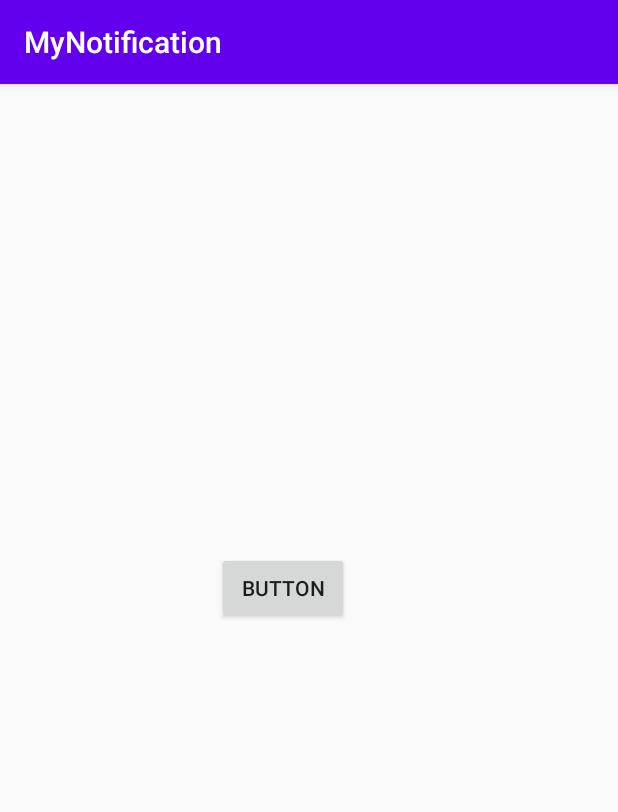
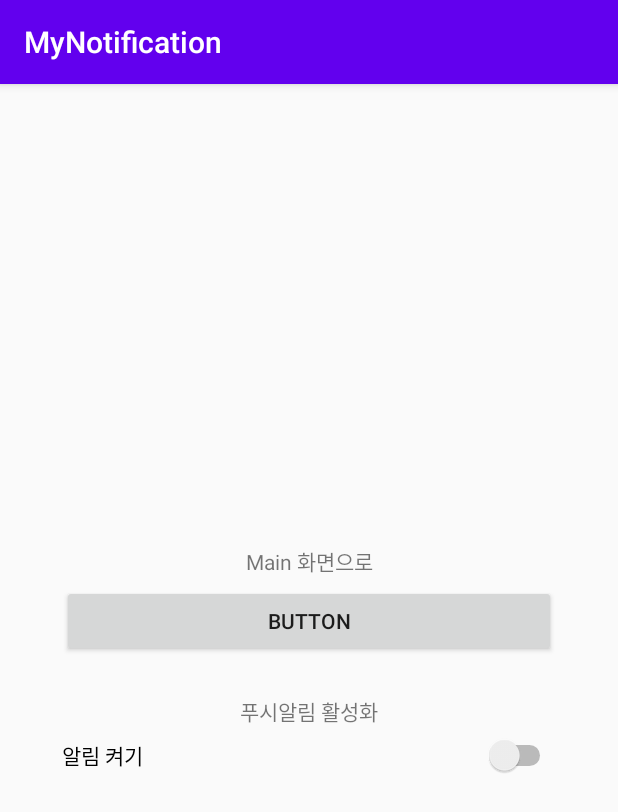
Before and after one commit to khygu0919/blogging-practice, an Android app: the SecondActivity screen opened directly, with no data from a screen before it, on a phone screen of 412 x 824 dp. Shown: the top 812 px of the screen. Run offline under Robolectric (Android 15) with nearby library versions, the light colour scheme and no system bars; 1 statement that could not run was skipped.

Commit message:
20201116 commit
오프라인 환경에서의 푸시알림 생성 및 백그라운드 동작 구현

```diff
--- a/MyNotification/app/build.gradle
+++ b/MyNotification/app/build.gradle
@@ -6,7 +6,7 @@ android {
 
     defaultConfig {
         applicationId "com.example.mynotification"
-        minSdkVersion 23
+        minSdkVersion 21
         targetSdkVersion 29
         versionCode 1
         versionName "1.0"
--- a/MyNotification/app/src/main/AndroidManifest.xml
+++ b/MyNotification/app/src/main/AndroidManifest.xml
@@ -7,13 +7,13 @@
 
     <application
         android:name=".InitApplication"
-        android:allowBackup="true"
+        android:allowBackup="false"
         android:icon="@mipmap/ic_launcher"
         android:label="@string/app_name"
         android:roundIcon="@mipmap/ic_launcher_round"
         android:supportsRtl="true"
         android:theme="@style/AppTheme">
-        <activity android:name=".SecondActivity"></activity>
+        <activity android:name=".SecondActivity" />
         <activity android:name=".MainActivity">
             <intent-filter>
                 <action android:name="android.intent.action.MAIN" />
@@ -22,5 +22,4 @@
             </intent-filter>
         </activity>
     </application>
-
 </manifest>
--- a/MyNotification/app/src/main/java/com/example/mynotification/SecondActivity.java
+++ b/MyNotification/app/src/main/java/com/example/mynotification/SecondActivity.java
@@ -1,21 +1,48 @@
 package com.example.mynotification;
 
 import androidx.appcompat.app.AppCompatActivity;
+import androidx.work.WorkManager;
 
 import android.content.Intent;
 import android.os.Bundle;
 import android.view.View;
 import android.widget.Button;
+import android.widget.CompoundButton;
 
 public class SecondActivity extends AppCompatActivity {
+    Button btnSecondToMain;
+    CompoundButton switchActivateNotify;
 
-    Button btn_second;
+    // 푸시알림 설정
+    private void initSwitchLayout(final WorkManager workManager) {
+        switchActivateNotify = (CompoundButton) findViewById(R.id.switch_second_notify);
+        switchActivateNotify.setChecked(PreferenceHelper.getBoolean(getApplicationContext(), Constants.SHARED_PREF_NOTIFICATION_KEY));
+        switchActivateNotify.setOnCheckedChangeListener(new CompoundButton.OnCheckedChangeListener() {
+            @Override
+            public void onCheckedChanged(CompoundButton buttonView, boolean isChecked) {
+                if (isChecked) {
+                    boolean isChannelCreated = NotificationHelper.isNotificationChannelCreated(getApplicationContext());
+                    if (isChannelCreated) {
+                        PreferenceHelper.setBoolean(getApplicationContext(), Constants.SHARED_PREF_NOTIFICATION_KEY, true);
+                        NotificationHelper.setScheduledNotification(workManager);
+                    } else {
+                        NotificationHelper.createNotificationChannel(getApplicationContext());
+                    }
+                } else {
+                    PreferenceHelper.setBoolean(getApplicationContext(), Constants.SHARED_PREF_NOTIFICATION_KEY, false);
+                    workManager.cancelAllWork();
+                }
+            }
+        });
+    }
+
     @Override
     protected void onCreate(Bundle savedInstanceState) {
         super.onCreate(savedInstanceState);
         setContentView(R.layout.activity_second);
-        btn_second = findViewById(R.id.btn_second);
-        btn_second.setOnClickListener(new View.OnClickListener() {
+        btnSecondToMain = findViewById(R.id.btn_second_go_main);
+
+        btnSecondToMain.setOnClickListener(new View.OnClickListener() {
             @Override
             public void onClick(View v) {
                 Intent intent = new Intent(SecondActivity.this, MainActivity.class);
@@ -23,5 +50,6 @@ public class SecondActivity extends AppCompatActivity {
                 finish();
             }
         });
+        initSwitchLayout(WorkManager.getInstance(getApplicationContext()));
     }
 }
--- a/MyNotification/app/src/main/res/layout/activity_main.xml
+++ b/MyNotification/app/src/main/res/layout/activity_main.xml
@@ -7,14 +7,14 @@
     tools:context=".MainActivity">
 
     <Button
-        android:id="@+id/btn_main_notify"
+        android:id="@+id/btn_main_to_second"
         android:layout_width="wrap_content"
         android:layout_height="wrap_content"
         android:layout_marginStart="157dp"
         android:layout_marginTop="339dp"
         android:layout_marginEnd="166dp"
         android:layout_marginBottom="344dp"
-        android:text="알림 보내기"
+        android:text="다음 액티비티로"
         app:layout_constraintBottom_toBottomOf="parent"
         app:layout_constraintEnd_toEndOf="parent"
         app:layout_constraintStart_toStartOf="parent"
--- a/MyNotification/app/src/main/res/layout/activity_second.xml
+++ b/MyNotification/app/src/main/res/layout/activity_second.xml
@@ -6,13 +6,73 @@
     android:layout_height="match_parent"
     tools:context=".SecondActivity">
 
-    <Button
-        android:id="@+id/btn_second"
+    <androidx.constraintlayout.widget.Guideline
+        android:id="@+id/hg_second_30"
         android:layout_width="wrap_content"
         android:layout_height="wrap_content"
-        android:layout_marginTop="312dp"
-        android:layout_marginEnd="179dp"
-        android:text="Button"
-        app:layout_constraintEnd_toEndOf="parent"
-        app:layout_constraintTop_toTopOf="parent" />
+        android:orientation="horizontal"
+        app:layout_constraintGuide_percent="0.3" />
+
+    <androidx.constraintlayout.widget.Guideline
+        android:id="@+id/hg_second_70"
+        android:layout_width="wrap_content"
+        android:layout_height="wrap_content"
+        android:orientation="horizontal"
+        app:layout_constraintGuide_percent="0.7" />
+
+    <androidx.constraintlayout.widget.Guideline
+        android:id="@+id/vg_second_10"
+        android:layout_width="wrap_content"
+        android:layout_height="wrap_content"
+        android:orientation="vertical"
+        app:layout_constraintGuide_percent="0.1" />
+
+    <androidx.constraintlayout.widget.Guideline
+        android:id="@+id/vg_second_90"
+        android:layout_width="wrap_content"
+        android:layout_height="wrap_content"
+        android:orientation="vertical"
+        app:layout_constraintGuide_percent="0.9" />
+
+    <LinearLayout
+        android:layout_width="0dp"
+        android:layout_height="wrap_content"
+        app:layout_constraintTop_toBottomOf="@+id/hg_second_30"
+        app:layout_constraintBottom_toTopOf="@+id/hg_second_70"
+        app:layout_constraintLeft_toRightOf="@+id/vg_second_10"
+        app:layout_constraintRight_toLeftOf="@+id/vg_second_90"
+        android:orientation="vertical"
+        tools:layout_editor_absoluteX="1dp"
+        tools:layout_editor_absoluteY="1dp">
+
+        <TextView
+            android:id="@+id/tv_second_go_main_title"
+            android:layout_width="match_parent"
+            android:layout_height="wrap_content"
+            android:layout_marginBottom="5dp"
+            android:text="Main 화면으로"
+            android:textAlignment="center" />
+
+        <Button
+            android:id="@+id/btn_second_go_main"
+            android:layout_width="match_parent"
+            android:layout_height="wrap_content"
+            android:layout_marginBottom="25dp"
+            android:text="Button" />
+
+        <TextView
+            android:id="@+id/tv_second_notify_title"
+            android:layout_width="match_parent"
+            android:layout_height="wrap_content"
+            android:layout_marginBottom="5dp"
+            android:text="푸시알림 활성화"
+            android:textAlignment="center" />
+
+        <Switch
+            android:id="@+id/switch_second_notify"
+            android:layout_width="match_parent"
+            android:layout_height="wrap_content"
+            android:text="알림 켜기" />
+    </LinearLayout>
+
 </androidx.constraintlayout.widget.ConstraintLayout>
```
Also changed, not shown: MyNotification/app/src/main/java/com/example/mynotification/Constants.java (added, +25 -0 lines), MyNotification/app/src/main/java/com/example/mynotification/InitApplication.java (+4 -15 lines), MyNotification/app/src/main/java/com/example/mynotification/MainActivity.java (+3 -37 lines), MyNotification/app/src/main/java/com/example/mynotification/NotificationHelper.java (+203 -34 lines), MyNotification/app/src/main/java/com/example/mynotification/PreferenceHelper.java (added, +38 -0 lines), MyNotification/app/src/main/java/com/example/mynotification/WorkerA.java (+42 -6 lines), MyNotification/app/src/main/java/com/example/mynotification/WorkerB.java (+39 -4 lines), MyNotification/app/src/main/java/com/example/mynotification/WorkerHelper.java (deleted, +0 -62 lines).
